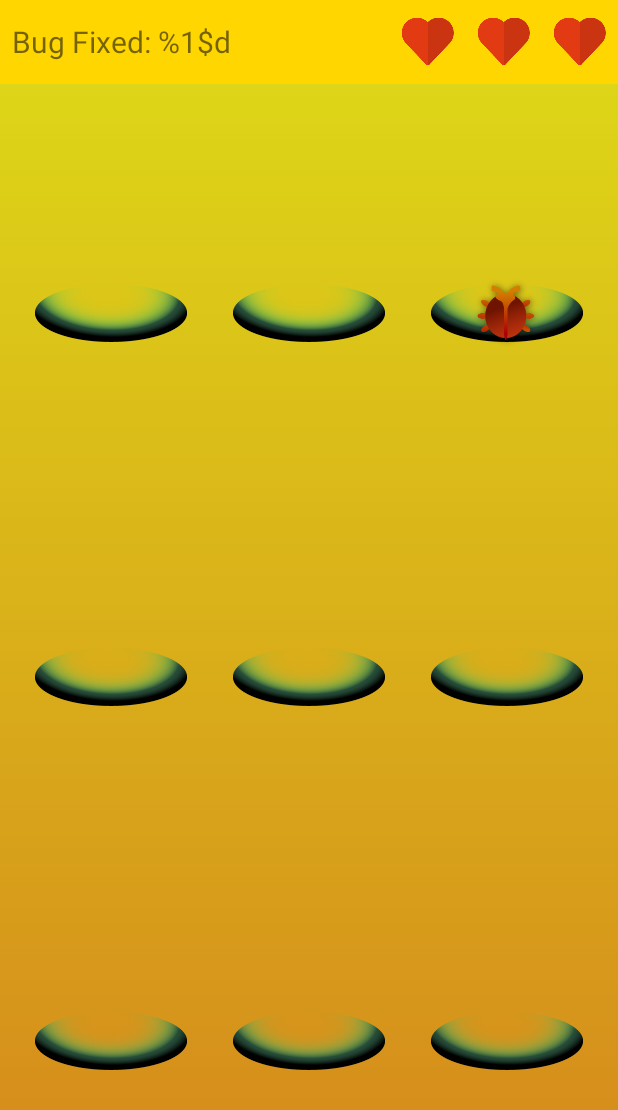
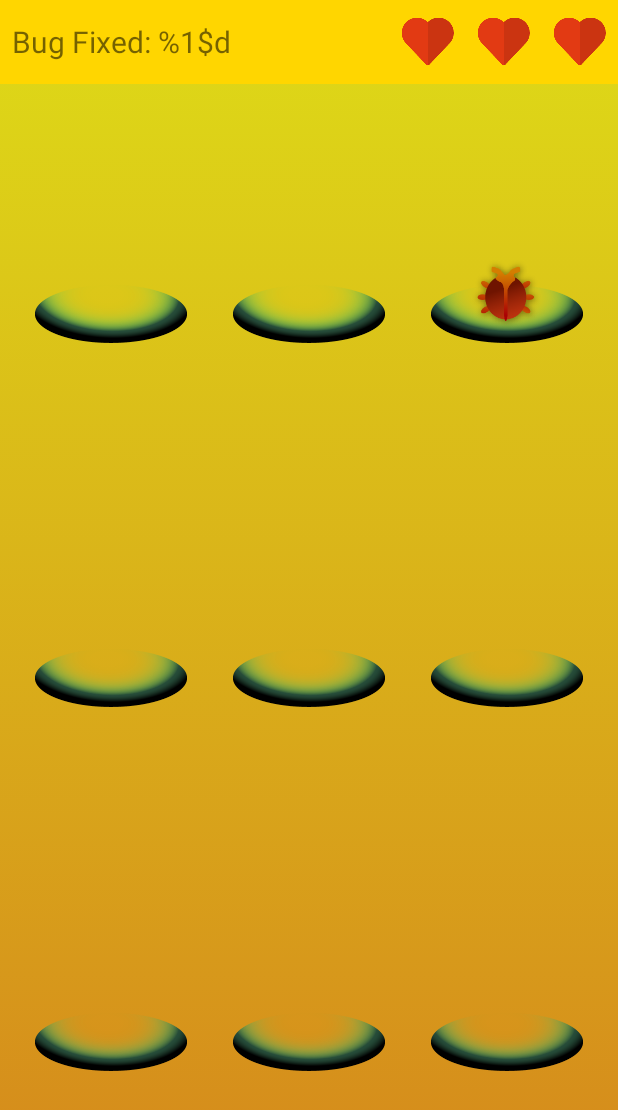
Before and after one commit to bendezu/Fixme, an Android app: the GameFieldActivity screen opened directly, with no data from a screen before it, on a phone screen of 412 x 824 dp. Shown: the top 1110 px of the screen. Run offline under Robolectric (Android 15) with nearby library versions, the phone set to English and light mode, and no system bars.

Commit message:
Add animations for items

```diff
--- a/app/src/main/java/com/yandex/dev/fixme/base/BaseItem.kt
+++ b/app/src/main/java/com/yandex/dev/fixme/base/BaseItem.kt
@@ -1,5 +1,7 @@
 package com.yandex.dev.fixme.base
 
+import android.animation.Animator
+import android.animation.AnimatorListenerAdapter
 import android.os.Handler
 import android.util.Log
 import android.view.View
@@ -22,32 +24,49 @@ open class BaseItem(val view: ImageView) {
         const val TAG = "BaseItem"
     }
 
-    var action: () -> Unit = {}
-
-    lateinit var position: Pair<Int, Int>
-
     open fun appear() {
         handler.post {
+            view.alpha = 0f
+            view.translationY = 0f
+            view.scaleX = 1f
+            view.scaleY = 1f
+            view.animate().setListener(null)
             view.visibility = View.VISIBLE
+            view.animate().translationY(-view.height.toFloat()/4).alpha(1f)
         }
         Log.d(TAG, "item appeared")
     }
 
     open fun disappear() {
         handler.post {
-            view.visibility = View.INVISIBLE
+
+            view.animate().translationY(0f).alpha(0f).
+                    setListener(object: AnimatorListenerAdapter() {
+                override fun onAnimationEnd(animation: Animator?) {
+                    view.visibility = View.INVISIBLE
+
+                }
+            })
         }
         Log.d(TAG, "item disappeared itself")
     }
 
     open fun destroy() {
         handler.post {
-            view.visibility = View.INVISIBLE
+            view.animate().scaleX(2f).scaleY(2f).alpha(0f).
+                    setListener(object: AnimatorListenerAdapter() {
+                        override fun onAnimationEnd(animation: Animator?) {
+                            view.visibility = View.INVISIBLE
+                            view.scaleX = 1f
+                            view.scaleY = 1f
+                            view.translationY = 0f
+                        }
+                    })
         }
         Log.d(TAG, "item tapped by user")
     }
 
-    fun setOnClickListener(listener: View.OnClickListener) {
+    fun setOnClickListener(listener: View.OnClickListener?) {
         handler.post { view.setOnClickListener(listener) }
     }
 
--- a/app/src/main/res/layout/activity_game_field.xml
+++ b/app/src/main/res/layout/activity_game_field.xml
@@ -26,6 +26,7 @@
             android:textSize="20sp"/>
 
         <LinearLayout
+            android:id="@+id/hearts"
             android:layout_width="wrap_content"
             android:layout_height="wrap_content"
             android:layout_gravity="center_vertical|right">
@@ -70,7 +71,7 @@
 
             <FrameLayout
                 android:layout_width="wrap_content"
-                android:layout_height="wrap_content"
+                android:layout_height="match_parent"
                 android:layout_gravity="center"
                 android:layout_weight="1">
                 <ImageView
@@ -89,7 +90,7 @@
 
             <FrameLayout
                 android:layout_width="wrap_content"
-                android:layout_height="wrap_content"
+                android:layout_height="match_parent"
                 android:layout_gravity="center"
                 android:layout_weight="1">
                 <ImageView
@@ -107,7 +108,7 @@
 
             <FrameLayout
                 android:layout_width="wrap_content"
-                android:layout_height="wrap_content"
+                android:layout_height="match_parent"
                 android:layout_gravity="center"
                 android:layout_weight="1">
                 <ImageView
@@ -132,7 +133,7 @@
 
             <FrameLayout
                 android:layout_width="wrap_content"
-                android:layout_height="wrap_content"
+                android:layout_height="match_parent"
                 android:layout_gravity="center"
                 android:layout_weight="1">
                 <ImageView
@@ -150,7 +151,7 @@
 
             <FrameLayout
                 android:layout_width="wrap_content"
-                android:layout_height="wrap_content"
+                android:layout_height="match_parent"
                 android:layout_gravity="center"
                 android:layout_weight="1">
                 <ImageView
@@ -168,7 +169,7 @@
 
             <FrameLayout
                 android:layout_width="wrap_content"
-                android:layout_height="wrap_content"
+                android:layout_height="match_parent"
                 android:layout_gravity="center"
                 android:layout_weight="1">
                 <ImageView
@@ -193,7 +194,7 @@
 
             <FrameLayout
                 android:layout_width="wrap_content"
-                android:layout_height="wrap_content"
+                android:layout_height="match_parent"
                 android:layout_gravity="center"
                 android:layout_weight="1">
                 <ImageView
@@ -211,7 +212,7 @@
 
             <FrameLayout
                 android:layout_width="wrap_content"
-                android:layout_height="wrap_content"
+                android:layout_height="match_parent"
                 android:layout_gravity="center"
                 android:layout_weight="1">
                 <ImageView
@@ -229,7 +230,7 @@
 
             <FrameLayout
                 android:layout_width="wrap_content"
-                android:layout_height="wrap_content"
+                android:layout_height="match_parent"
                 android:layout_gravity="center"
                 android:layout_weight="1">
                 <ImageView
```
